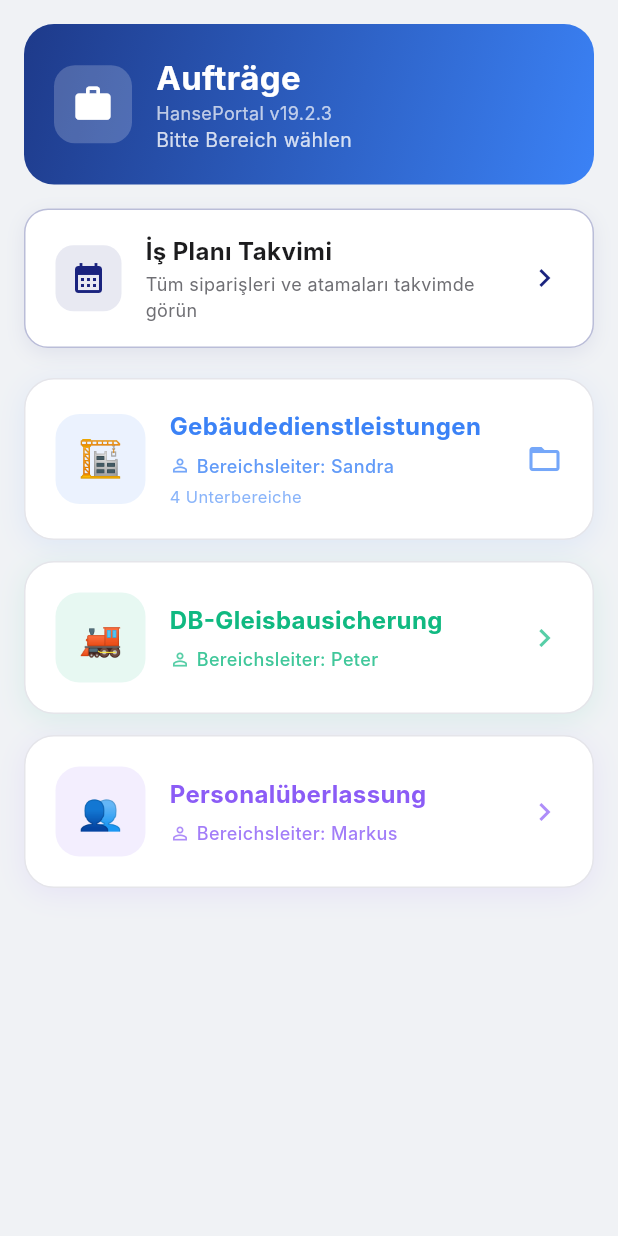
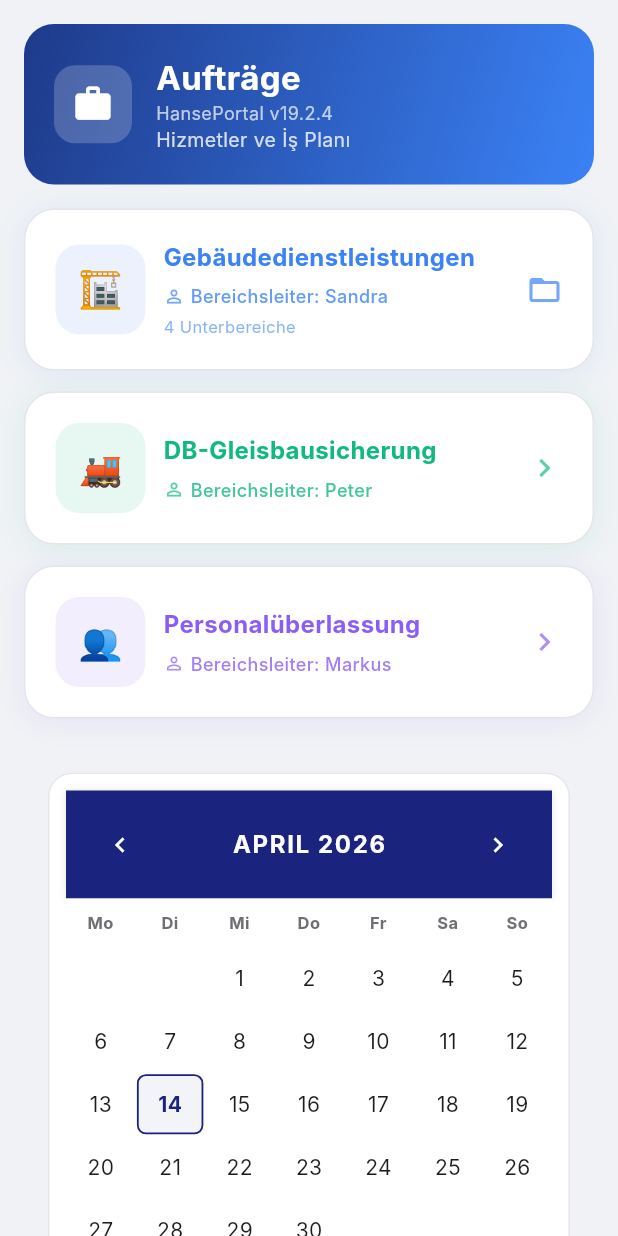
Before and after one commit to efesahin38/hanseportal, a Flutter app: the OrdersHubScreen screen opened directly, on a phone screen of 412 x 824 dp. Run offline on Flutter 3.47's test engine with Material 3 defaults, Android fonts, the phone set to English and light mode, and no system bars; our stand-ins replace file_picker, firebase_core, firebase_messaging, flutter_image_compress, image_picker, open_filex and 5 more; accounts and stored records are empty; Roboto replaces fonts that are missing (Inter).

Commit message:
v19.2.5: UI optimization, calendar fixes and privacy feature

```diff
--- a/mobile/lib/screens/order_calendar_screen.dart
+++ b/mobile/lib/screens/order_calendar_screen.dart
@@ -6,14 +6,29 @@ import '../theme/app_theme.dart';
 import '../providers/app_state.dart';
 import '../services/localization_service.dart';
 
-class OrderCalendarScreen extends StatefulWidget {
+class OrderCalendarScreen extends StatelessWidget {
   const OrderCalendarScreen({super.key});
 
   @override
-  State<OrderCalendarScreen> createState() => _OrderCalendarScreenState();
+  Widget build(BuildContext context) {
+    return Scaffold(
+      appBar: AppBar(
+        title: Text(tr('İş Takvimi')),
+      ),
+      body: const OrderCalendarWidget(showHeader: true),
+    );
+  }
 }
 
-class _OrderCalendarScreenState extends State<OrderCalendarScreen> {
+class OrderCalendarWidget extends StatefulWidget {
+  final bool showHeader;
+  const OrderCalendarWidget({super.key, this.showHeader = true});
+
+  @override
+  State<OrderCalendarWidget> createState() => _OrderCalendarWidgetState();
+}
+
+class _OrderCalendarWidgetState extends State<OrderCalendarWidget> {
   DateTime _focusedDay = DateTime.now();
   DateTime _selectedDay = DateTime.now();
   bool _isLoading = true;
@@ -26,14 +41,13 @@ class _OrderCalendarScreenState extends State<OrderCalendarScreen> {
   }
 
   Future<void> _loadData() async {
+    if (!mounted) return;
     setState(() => _isLoading = true);
     try {
       final appState = Provider.of<AppState>(context, listen: false);
       final startOfMonth = DateTime(_focusedDay.year, _focusedDay.month, 1);
       final endOfMonth = DateTime(_focusedDay.year, _focusedDay.month + 1, 0);
 
-      // Fetch plans for the month
-      // Admin roles see all, Bereichsleiter see only their department
       final departmentId = appState.isBereichsleiter ? appState.departmentId : null;
 
       final plans = await SupabaseService.getOperationPlans(
@@ -42,17 +56,17 @@ class _OrderCalendarScreenState extends State<OrderCalendarScreen> {
         departmentId: departmentId,
       );
 
+      if (mounted) {
         setState(() {
           _plans = plans;
           _isLoading = false;
         });
+      }
     } catch (e) {
       debugPrint('[OrderCalendar] Error: $e');
-      setState(() => _isLoading = false);
+      if (mounted) setState(() => _isLoading = false);
     }
   }
-
-  // --- Helper Methods ---
 
   Color _getServiceColor(String departmentName) {
     final name = departmentName.toLowerCase();
@@ -79,45 +93,39 @@ class _OrderCalendarScreenState extends State<OrderCalendarScreen> {
     }).toSet();
   }
 
-  // --- UI Builders ---
-
   @override
   Widget build(BuildContext context) {
     final monthStr = DateFormat('MMMM yyyy', Localizations.localeOf(context).toString()).format(_focusedDay);
 
-    return Scaffold(
-      appBar: AppBar(
-        title: Text(tr('İş Takvimi')),
-        actions: [
-          IconButton(
-            icon: const Icon(Icons.refresh),
-            onPressed: _loadData,
-          ),
-        ],
-      ),
-      body: Column(
+    return Column(
       children: [
-          // Month Selector
-          _buildMonthHeader(monthStr),
+        if (widget.showHeader) _buildMonthHeader(monthStr),
 
         if (_isLoading)
           const Expanded(child: Center(child: CircularProgressIndicator()))
         else ...[
-            // Weekday Headers
           _buildDayHeaders(),
-            // Calendar Grid
           _buildCalendarGrid(),
-            // Daily Detail List
+          const Divider(height: 1),
+          // Seçili Gün Başlığı
+          Container(
+            width: double.infinity,
+            padding: const EdgeInsets.symmetric(vertical: 8, horizontal: 16),
+            color: AppTheme.primary.withOpacity(0.05),
+            child: Text(
+              '${_selectedDay.day}.${_selectedDay.month}.${_selectedDay.year} - ${tr('Tagesplan')}',
+              style: const TextStyle(fontWeight: FontWeight.bold, fontSize: 13, color: AppTheme.primary),
+            ),
+          ),
           Expanded(child: _buildDayDetails()),
         ],
       ],
-      ),
     );
   }
 
   Widget _buildMonthHeader(String monthStr) {
     return Container(
-      padding: const EdgeInsets.symmetric(vertical: 16, horizontal: 12),
+      padding: const EdgeInsets.symmetric(vertical: 12, horizontal: 12),
       decoration: BoxDecoration(
         color: AppTheme.primary,
         boxShadow: [BoxShadow(color: Colors.black.withOpacity(0.1), blurRadius: 4)],
@@ -126,7 +134,7 @@ class _OrderCalendarScreenState extends State<OrderCalendarScreen> {
         mainAxisAlignment: MainAxisAlignment.spaceBetween,
         children: [
           IconButton(
-            icon: const Icon(Icons.chevron_left, color: Colors.white),
+            icon: const Icon(Icons.chevron_left, color: Colors.white, size: 20),
             onPressed: () {
               setState(() => _focusedDay = DateTime(_focusedDay.year, _focusedDay.month - 1));
               _loadData();
@@ -134,10 +142,10 @@ class _OrderCalendarScreenState extends State<OrderCalendarScreen> {
           ),
           Text(
             monthStr.toUpperCase(),
-            style: const TextStyle(color: Colors.white, fontSize: 18, fontWeight: FontWeight.bold, letterSpacing: 1.2),
+            style: const TextStyle(color: Colors.white, fontSize: 16, fontWeight: FontWeight.bold, letterSpacing: 1.1),
           ),
           IconButton(
-            icon: const Icon(Icons.chevron_right, color: Colors.white),
+            icon: const Icon(Icons.chevron_right, color: Colors.white, size: 20),
             onPressed: () {
               setState(() => _focusedDay = DateTime(_focusedDay.year, _focusedDay.month + 1));
               _loadData();
@@ -152,10 +160,10 @@ class _OrderCalendarScreenState extends State<OrderCalendarScreen> {
     final labels = [tr('Pzt'), tr('Sal'), tr('Çar'), tr('Per'), tr('Cum'), tr('Cmt'), tr('Paz')];
     return Container(
       color: Colors.white,
-      padding: const EdgeInsets.symmetric(vertical: 12),
+      padding: const EdgeInsets.symmetric(vertical: 8),
       child: Row(
         children: labels.map((d) => Expanded(
-          child: Text(d, textAlign: TextAlign.center, style: const TextStyle(color: AppTheme.textSub, fontSize: 13, fontWeight: FontWeight.bold))
+          child: Text(d, textAlign: TextAlign.center, style: const TextStyle(color: AppTheme.textSub, fontSize: 11, fontWeight: FontWeight.bold))
         )).toList(),
       ),
     );
@@ -175,7 +183,7 @@ class _OrderCalendarScreenState extends State<OrderCalendarScreen> {
         physics: const NeverScrollableScrollPhysics(),
         gridDelegate: const SliverGridDelegateWithFixedCrossAxisCount(
           crossAxisCount: 7,
-          childAspectRatio: 1,
+          childAspectRatio: 1.1,
         ),
         itemCount: rows * 7,
         itemBuilder: (_, index) {
@@ -190,11 +198,11 @@ class _OrderCalendarScreenState extends State<OrderCalendarScreen> {
           return InkWell(
             onTap: () => setState(() => _selectedDay = day),
             child: Container(
-              margin: const EdgeInsets.all(2),
+              margin: const EdgeInsets.all(1),
               decoration: BoxDecoration(
-                color: isSelected ? AppTheme.primary.withOpacity(0.1) : null,
-                borderRadius: BorderRadius.circular(8),
-                border: isSelected ? Border.all(color: AppTheme.primary, width: 1.5) : (isToday ? Border.all(color: AppTheme.primary.withOpacity(0.3)) : null),
+                color: isSelected ? AppTheme.primary.withOpacity(0.05) : null,
+                borderRadius: BorderRadius.circular(6),
+                border: isSelected ? Border.all(color: AppTheme.primary, width: 1.2) : (isToday ? Border.all(color: AppTheme.primary.withOpacity(0.2)) : null),
               ),
               child: Stack(
                 children: [
@@ -204,21 +212,21 @@ class _OrderCalendarScreenState extends State<OrderCalendarScreen> {
                       style: TextStyle(
                         fontWeight: isSelected || isToday ? FontWeight.bold : FontWeight.normal,
                         color: isSelected ? AppTheme.primary : AppTheme.textMain,
-                        fontSize: 16,
+                        fontSize: 14,
                       ),
                     ),
                   ),
                   if (colors.isNotEmpty)
                     Positioned(
-                      bottom: 4,
+                      bottom: 2,
                       left: 0,
                       right: 0,
                       child: Row(
                         mainAxisAlignment: MainAxisAlignment.center,
-                        children: colors.map((c) => Container(
-                          width: 6,
-                          height: 6,
-                          margin: const EdgeInsets.symmetric(horizontal: 1),
+                        children: colors.take(3).map((c) => Container(
+                          width: 4,
+                          height: 4,
+                          margin: const EdgeInsets.symmetric(horizontal: 0.5),
                           decoration: BoxDecoration(color: c, shape: BoxShape.circle),
                         )).toList(),
                       ),
@@ -239,16 +247,16 @@ class _OrderCalendarScreenState extends State<OrderCalendarScreen> {
         child: Column(
           mainAxisAlignment: MainAxisAlignment.center,
           children: [
-            Icon(Icons.event_busy, size: 48, color: AppTheme.textSub.withOpacity(0.3)),
-            const SizedBox(height: 12),
-            Text(tr('Bu gün için planlanmış iş bulunmuyor.'), style: const TextStyle(color: AppTheme.textSub)),
+            Icon(Icons.event_busy, size: 32, color: AppTheme.textSub.withOpacity(0.2)),
+            const SizedBox(height: 8),
+            Text(tr('Plan yok'), style: const TextStyle(color: AppTheme.textSub, fontSize: 12)),
           ],
         ),
       );
     }
 
     return ListView.builder(
-      padding: const EdgeInsets.all(16),
+      padding: const EdgeInsets.all(8),
       itemCount: dayPlans.length,
       itemBuilder: (context, index) {
         final plan = dayPlans[index];
@@ -258,15 +266,29 @@ class _OrderCalendarScreenState extends State<OrderCalendarScreen> {
         final personnel = plan['operation_plan_personnel'] as List? ?? [];
 
         return Card(
-          margin: const EdgeInsets.only(bottom: 12),
+          margin: const EdgeInsets.only(bottom: 8),
+          elevation: 0,
+          shape: RoundedRectangleBorder(
+            borderRadius: BorderRadius.circular(10),
+            side: BorderSide(color: AppTheme.divider.withOpacity(0.5)),
+          ),
           child: ExpansionTile(
+            tilePadding: const EdgeInsets.symmetric(horizontal: 12),
             leading: Container(
-              width: 12,
-              height: 40,
-              decoration: BoxDecoration(color: color, borderRadius: BorderRadius.circular(4)),
+              width: 4,
+              height: 24,
+              decoration: BoxDecoration(color: color, borderRadius: BorderRadius.circular(2)),
             ),
-            title: Text(order['title'] ?? tr('İsimsiz Sipariş'), style: const TextStyle(fontWeight: FontWeight.bold)),
-            subtitle: Text('${plan['start_time']} - ${plan['end_time']} | $deptName'),
+            title: Text(
+              order['title'] ?? tr('İsimsiz Sipariş'),
+              style: const TextStyle(fontWeight: FontWeight.bold, fontSize: 13),
+              maxLines: 1,
+              overflow: TextOverflow.ellipsis,
+            ),
+            subtitle: Text(
+              '${plan['start_time']} - ${plan['end_time']} | $deptName',
+              style: const TextStyle(fontSize: 11),
+            ),
             children: [
               Padding(
                 padding: const EdgeInsets.fromLTRB(16, 0, 16, 12),
@@ -277,32 +299,23 @@ class _OrderCalendarScreenState extends State<OrderCalendarScreen> {
                     const SizedBox(height: 4),
                     Row(
                       children: [
-                        const Icon(Icons.location_on, size: 16, color: AppTheme.textSub),
+                        const Icon(Icons.location_on, size: 14, color: AppTheme.textSub),
                         const SizedBox(width: 8),
-                        Expanded(child: Text(order['site_address'] ?? tr('Konum belirsiz'), style: const TextStyle(fontSize: 13))),
+                        Expanded(child: Text(order['site_address'] ?? tr('Konum belirsiz'), style: const TextStyle(fontSize: 12))),
                       ],
                     ),
-                    const SizedBox(height: 12),
-                    Text('${tr('Çalışan Personeller')} (${personnel.length}):', style: const TextStyle(fontWeight: FontWeight.w600, fontSize: 13)),
-                    const SizedBox(height: 6),
+                    const SizedBox(height: 8),
+                    Text('${tr('Personeller')} (${personnel.length}):', style: const TextStyle(fontWeight: FontWeight.w600, fontSize: 12)),
+                    const SizedBox(height: 4),
                     ...personnel.map((p) {
                       final u = p['users'] ?? {};
                       return Padding(
-                        padding: const EdgeInsets.only(bottom: 4),
+                        padding: const EdgeInsets.only(bottom: 2),
                         child: Row(
                           children: [
-                            const Icon(Icons.person, size: 14, color: AppTheme.primary),
+                            const Icon(Icons.person, size: 12, color: AppTheme.primary),
                             const SizedBox(width: 8),
-                            Text('${u['first_name']} ${u['last_name']}', style: const TextStyle(fontSize: 13)),
-                            if (p['is_supervisor'] == true)
-                              Padding(
-                                padding: const EdgeInsets.only(left: 8),
-                                child: Container(
-                                  padding: const EdgeInsets.symmetric(horizontal: 4, vertical: 1),
-                                  decoration: BoxDecoration(color: AppTheme.primary.withOpacity(0.1), borderRadius: BorderRadius.circular(4)),
-                                  child: const Text('Supervisor', style: TextStyle(fontSize: 10, color: AppTheme.primary, fontWeight: FontWeight.bold)),
-                                ),
-                              ),
+                            Text('${u['first_name']} ${u['last_name']}', style: const TextStyle(fontSize: 12)),
                           ],
                         ),
                       );
--- a/mobile/lib/screens/orders_hub_screen.dart
+++ b/mobile/lib/screens/orders_hub_screen.dart
@@ -9,8 +9,6 @@ import 'orders_screen.dart';
 import 'gebaude_hub_screen.dart';
 import 'order_calendar_screen.dart';
 
-// v19.2.3: Gastwirtschaftsservice kaldırıldı. 3 ana bölüm kaldı.
-// Gebäudedienstleistungen tıklanınca 4 alt klasöre yönlendiriyor.
 class _GmbhDef {
   final String departmentKey;
   final String gmbhName;
@@ -18,7 +16,7 @@ class _GmbhDef {
   final String responsible;
   final IconData icon;
   final Color color;
-  final bool hasSubSections; // Gebäude için true → GebaudeHubScreen açılır
+  final bool hasSubSections;
   const _GmbhDef({
     required this.departmentKey,
     required this.gmbhName,
@@ -38,7 +36,7 @@ const List<_GmbhDef> kGmbhDefs = [
     responsible: 'Sandra',
     icon: Icons.apartment,
     color: Color(0xFF3B82F6),
-    hasSubSections: true, // → GebaudeHubScreen'e yönlendiriyor
+    hasSubSections: true,
   ),
   _GmbhDef(
     departmentKey: 'Rail',
@@ -117,7 +115,6 @@ class _OrdersHubScreenState extends State<OrdersHubScreen> {
 
     if (appState.isBereichsleiter) {
       final firstName = (appState.currentUser?['first_name'] as String? ?? '').toLowerCase();
-
       if (firstName == 'sandra') {
         visibleDefs = kGmbhDefs.where((d) => d.responsible == 'Sandra').toList();
       } else if (firstName == 'peter') {
@@ -141,8 +138,70 @@ class _OrdersHubScreenState extends State<OrdersHubScreen> {
           child: ListView(
             padding: const EdgeInsets.all(16),
             children: [
-              // Header
-              Container(
+              _buildHeader(appState),
+              const SizedBox(height: 16),
+              LayoutBuilder(
+                builder: (context, constraints) {
+                  final bool isWide = constraints.maxWidth > 800;
+                  if (isWide) {
+                    return Row(
+                      crossAxisAlignment: CrossAxisAlignment.start,
+                      children: [
+                        SizedBox(
+                          width: 450,
+                          child: Column(
+                            mainAxisSize: MainAxisSize.min,
+                            children: [
+                              if (visibleDefs.isEmpty)
+                                _buildEmptyState()
+                              else
+                                ...visibleDefs.map((def) => _GmbhCard(
+                                  def: def,
+                                  departmentId: _departmentIds[def.departmentKey],
+                                  compact: true,
+                                )),
+                            ],
+                          ),
+                        ),
+                        const SizedBox(width: 24),
+                        const Expanded(
+                          child: OrderCalendarWidget(showHeader: false),
+                        ),
+                      ],
+                    );
+                  }
+                  return Column(
+                    children: [
+                      if (visibleDefs.isEmpty)
+                        _buildEmptyState()
+                      else
+                        ...visibleDefs.map((def) => _GmbhCard(
+                          def: def,
+                          departmentId: _departmentIds[def.departmentKey],
+                        )),
+                      const SizedBox(height: 16),
+                      const Card(
+                        child: Padding(
+                          padding: EdgeInsets.all(12),
+                          child: SizedBox(
+                            height: 600,
+                            child: OrderCalendarWidget(showHeader: true),
+                          ),
+                        ),
+                      ),
+                    ],
+                  );
+                },
+              ),
+            ],
+          ),
+        ),
+      ),
+    );
+  }
+
+  Widget _buildHeader(AppState appState) {
+    return Container(
       padding: const EdgeInsets.all(20),
       decoration: AppTheme.gradientBox().copyWith(borderRadius: BorderRadius.circular(20)),
       child: Row(
@@ -164,14 +223,14 @@ class _OrdersHubScreenState extends State<OrdersHubScreen> {
                   tr('Aufträge'),
                   style: const TextStyle(color: Colors.white, fontSize: 22, fontWeight: FontWeight.bold, fontFamily: 'Inter'),
                 ),
-                          Text(
-                            'HansePortal v19.2.3',
-                            style: const TextStyle(color: Colors.white70, fontSize: 12, fontFamily: 'Inter'),
+                const Text(
+                  'HansePortal v19.2.4',
+                  style: TextStyle(color: Colors.white70, fontSize: 12, fontFamily: 'Inter'),
                 ),
                 Text(
                   appState.isBereichsleiter
                       ? tr('Ihre Bereichsaufträge')
-                                : tr('Bitte Bereich wählen'),
+                      : tr('Hizmetler ve İş Planı'),
                   style: TextStyle(color: Colors.white.withOpacity(0.8), fontSize: 13, fontFamily: 'Inter'),
                 ),
               ],
@@ -179,68 +238,11 @@ class _OrdersHubScreenState extends State<OrdersHubScreen> {
           ),
         ],
       ),
-              ),
-              const SizedBox(height: 16),
+    );
+  }
 
-              // İş Takvimi Butonu
-              InkWell(
-                onTap: () {
-                  Navigator.push(
-                    context,
-                    MaterialPageRoute(builder: (_) => const OrderCalendarScreen()),
-                  );
-                },
-                borderRadius: BorderRadius.circular(16),
-                child: Container(
-                  padding: const EdgeInsets.symmetric(vertical: 16, horizontal: 20),
-                  decoration: BoxDecoration(
-                    color: Colors.white,
-                    borderRadius: BorderRadius.circular(16),
-                    border: Border.all(color: AppTheme.primary.withOpacity(0.3)),
-                    boxShadow: [
-                      BoxShadow(
-                        color: AppTheme.primary.withOpacity(0.08),
-                        blurRadius: 10,
-                        offset: const Offset(0, 4),
-                      ),
-                    ],
-                  ),
-                  child: Row(
-                    children: [
-                      Container(
-                        padding: const EdgeInsets.all(10),
-                        decoration: BoxDecoration(
-                          color: AppTheme.primary.withOpacity(0.1),
-                          borderRadius: BorderRadius.circular(12),
-                        ),
-                        child: const Icon(Icons.calendar_month, color: AppTheme.primary, size: 24),
-                      ),
-                      const SizedBox(width: 16),
-                      Expanded(
-                        child: Column(
-                          crossAxisAlignment: CrossAxisAlignment.start,
-                          children: [
-                            Text(
-                              tr('İş Planı Takvimi'),
-                              style: const TextStyle(fontWeight: FontWeight.bold, fontSize: 16, fontFamily: 'Inter', color: AppTheme.textMain),
-                            ),
-                            const SizedBox(height: 2),
-                            Text(
-                              tr('Tüm siparişleri ve atamaları takvimde görün'),
-                              style: const TextStyle(fontSize: 12, color: AppTheme.textSub, fontFamily: 'Inter'),
-                            ),
-                          ],
-                        ),
-                      ),
-                      const Icon(Icons.chevron_right, color: AppTheme.primary, size: 24),
-                    ],
-                  ),
-                ),
-              ),
-              const SizedBox(height: 20),
-
-              if (visibleDefs.isEmpty)
-                Center(
+  Widget _buildEmptyState() {
+    return Center(
       child: Column(
         mainAxisSize: MainAxisSize.min,
         children: [
@@ -252,16 +254,6 @@ class _OrdersHubScreenState extends State<OrdersHubScreen> {
           ),
         ],
       ),
-                )
-              else
-                ...visibleDefs.map((def) => _GmbhCard(
-                  def: def,
-                  departmentId: _departmentIds[def.departmentKey],
-                )),
-            ],
-          ),
-        ),
-      ),
     );
   }
 }
@@ -269,7 +261,8 @@ class _OrdersHubScreenState extends State<OrdersHubScreen> {
 class _GmbhCard extends StatelessWidget {
   final _GmbhDef def;
   final String? departmentId;
-  const _GmbhCard({required this.def, this.departmentId});
+  final bool compact;
+  const _GmbhCard({required this.def, this.departmentId, this.compact = false});
 
   @override
   Widget build(BuildContext context) {
@@ -278,7 +271,6 @@ class _GmbhCard extends StatelessWidget {
       child: InkWell(
         onTap: () {
           if (def.hasSubSections) {
-            // Gebäudedienstleistungen → 4 alt klasör hub'ına git
             Navigator.push(
               context,
               MaterialPageRoute(
@@ -294,36 +286,35 @@ class _GmbhCard extends StatelessWidget {
             );
           }
         },
-        borderRadius: BorderRadius.circular(20),
+        borderRadius: BorderRadius.circular(compact ? 12 : 20),
         child: Container(
-          padding: const EdgeInsets.all(20),
+          padding: EdgeInsets.all(compact ? 12 : 20),
           decoration: BoxDecoration(
             color: Colors.white,
-            borderRadius: BorderRadius.circular(20),
+            borderRadius: BorderRadius.circular(compact ? 12 : 20),
             border: Border.all(color: AppTheme.divider),
             boxShadow: [
               BoxShadow(
                 color: def.color.withOpacity(0.10),
-                blurRadius: 16,
-                offset: const Offset(0, 4),
+                blurRadius: compact ? 8 : 16,
+                offset: const Offset(0, 2),
               ),
             ],
           ),
           child: Row(
             children: [
-              // Emoji gösterimi
               Container(
-                width: 60,
-                height: 60,
+                width: compact ? 44 : 60,
+                height: compact ? 44 : 60,
                 decoration: BoxDecoration(
                   color: def.color.withOpacity(0.1),
-                  borderRadius: BorderRadius.circular(16),
+                  borderRadius: BorderRadius.circular(compact ? 10 : 16),
                 ),
                 child: Center(
-                  child: Text(def.emoji, style: const TextStyle(fontSize: 24)),
+                  child: Text(def.emoji, style: TextStyle(fontSize: compact ? 18 : 24)),
                 ),
               ),
-              const SizedBox(width: 16),
+              const SizedBox(width: 12),
               Expanded(
                 child: Column(
                   crossAxisAlignment: CrossAxisAlignment.start,
@@ -332,11 +323,14 @@ class _GmbhCard extends StatelessWidget {
                       def.gmbhName,
                       style: TextStyle(
                         fontWeight: FontWeight.bold,
-                        fontSize: 16,
+                        fontSize: compact ? 14 : 16,
                         fontFamily: 'Inter',
                         color: def.color,
                       ),
+                      maxLines: 1,
+                      overflow: TextOverflow.ellipsis,
                     ),
+                    if (!compact) ...[
                       const SizedBox(height: 6),
                       Row(
                         children: [
@@ -365,12 +359,13 @@ class _GmbhCard extends StatelessWidget {
                         ),
                       ],
                     ],
+                  ],
                 ),
               ),
               Icon(
                 def.hasSubSections ? Icons.folder_open_outlined : Icons.chevron_right,
                 color: def.color.withOpacity(0.7),
-                size: 24,
+                size: compact ? 18 : 24,
               ),
             ],
           ),
--- a/mobile/lib/services/supabase_service.dart
+++ b/mobile/lib/services/supabase_service.dart
@@ -150,7 +150,8 @@ class SupabaseService {
       'betriebsleiter',
       'backoffice',
       'buchhaltung',
-      'bereichsleiter'
+      'bereichsleiter',
+      'system_admin'
     ];
 
     final data = await _client
```
Also changed, not shown: mobile/lib/screens/calendar_screen.dart (+21 -6 lines), mobile/lib/screens/main_shell.dart (+4 -4 lines), 3 other files. Lines whose indentation alone changed are shown as unchanged.
